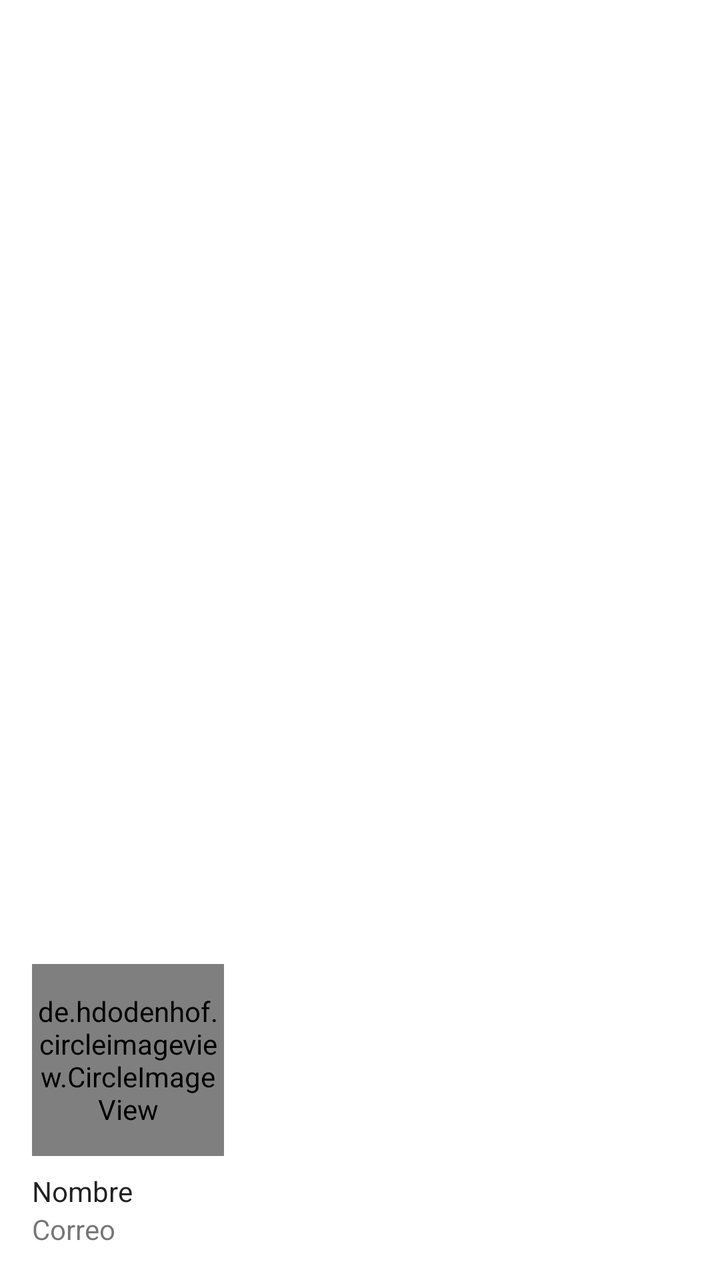
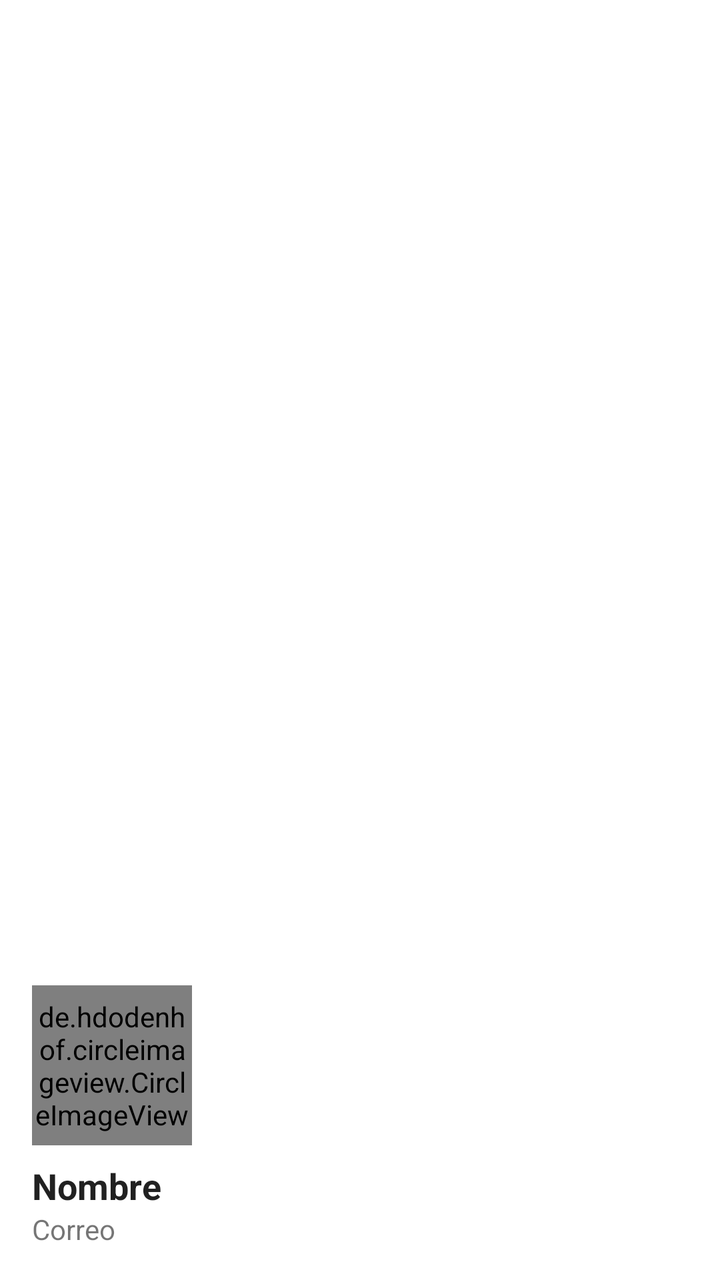

The first picture is an Android layout as it rendered before a commit; the second is the same layout after the commit. The layout source and the unified diff follow.
<!-- AndroidManifest.xml: application theme Theme.Flashlight -->
<!-- res/layout/activity_menu_header.xml -->
<?xml version="1.0" encoding="utf-8"?>
<LinearLayout xmlns:android="http://schemas.android.com/apk/res/android"
    xmlns:app="http://schemas.android.com/apk/res-auto"
    xmlns:tools="http://schemas.android.com/tools"
    android:layout_width="match_parent"
    android:layout_height="176dp"
    android:background="?attr/colorSurface"
    android:gravity="bottom"
    android:orientation="vertical"
    android:padding="16dp"
    tools:context=".MenuHeader">

    
    <de.hdodenhof.circleimageview.CircleImageView
        android:id="@+id/portada"
        android:layout_width="96dp"
        android:layout_height="96dp"
        android:src="@drawable/sinfoto"
        app:civ_border_width="2dp"/>

    <TextView
        android:id="@+id/name"
        android:layout_width="wrap_content"
        android:layout_height="wrap_content"
        android:text="Nombre"
        android:paddingTop="8dp"
        android:textAppearance="@style/TextAppearance.AppCompat.Body1"
        />

    <TextView
        android:id="@+id/correo"
        android:layout_width="wrap_content"
        android:layout_height="wrap_content"
        android:text="Correo"/>
</LinearLayout>
<!-- resources referenced by this layout -->
<resources>
  <!-- drawable sinfoto: png bitmap (drawable, 30701 bytes) -->
  <style name="Theme.Flashlight" parent="Theme.MaterialComponents.DayNight.DarkActionBar">
          
          <item name="colorPrimary">@color/purple_500</item>
          <item name="colorPrimaryVariant">@color/purple_700</item>
          <item name="colorOnPrimary">@color/white</item>
          
          <item name="colorSecondary">@color/teal_200</item>
          <item name="colorSecondaryVariant">@color/teal_700</item>
          <item name="colorOnSecondary">@color/black</item>
          
          <item name="android:statusBarColor" tools:targetApi="l">?attr/colorPrimaryVariant</item>
          
      </style>
  <color name="purple_500">#FF6200EE</color>
  <color name="purple_700">#FF3700B3</color>
  <color name="white">#ffffff</color>
  <color name="teal_200">#FF03DAC5</color>
  <color name="teal_700">#FF018786</color>
  <color name="black">#000000</color>
</resources>

<!-- the commit's change to res/layout/activity_menu_header.xml (unified diff, before → after) -->
@@ -3,7 +3,8 @@
     xmlns:app="http://schemas.android.com/apk/res-auto"
     xmlns:tools="http://schemas.android.com/tools"
     android:layout_width="match_parent"
-    android:layout_height="176dp"
+    android:layout_height="wrap_content"
+    android:minHeight="176dp"
     android:background="?attr/colorSurface"
     android:gravity="bottom"
     android:orientation="vertical"
@@ -13,9 +14,10 @@
     
     <de.hdodenhof.circleimageview.CircleImageView
         android:id="@+id/portada"
-        android:layout_width="96dp"
-        android:layout_height="96dp"
+        android:layout_width="80dp"
+        android:layout_height="80dp"
         android:src="@drawable/sinfoto"
+        app:civ_border_color="@color/pink"
         app:civ_border_width="2dp"/>
 
     <TextView
@@ -24,6 +26,8 @@
         android:layout_height="wrap_content"
         android:text="Nombre"
         android:paddingTop="8dp"
+        android:textSize="18sp"
+        android:textStyle="bold"
         android:textAppearance="@style/TextAppearance.AppCompat.Body1"
         />
 
@@ -31,5 +35,6 @@
         android:id="@+id/correo"
         android:layout_width="wrap_content"
         android:layout_height="wrap_content"
+        android:textSize="14sp"
         android:text="Correo"/>
 </LinearLayout>
<!-- resource entries referenced after the edit -->
@@ -1,5 +1,6 @@
 <!-- resources referenced by this layout -->
 <resources>
+  <color name="pink">#f469a9</color>
   <!-- drawable sinfoto: png bitmap (drawable, 30701 bytes) -->
   <style name="Theme.Flashlight" parent="Theme.MaterialComponents.DayNight.DarkActionBar">
           
